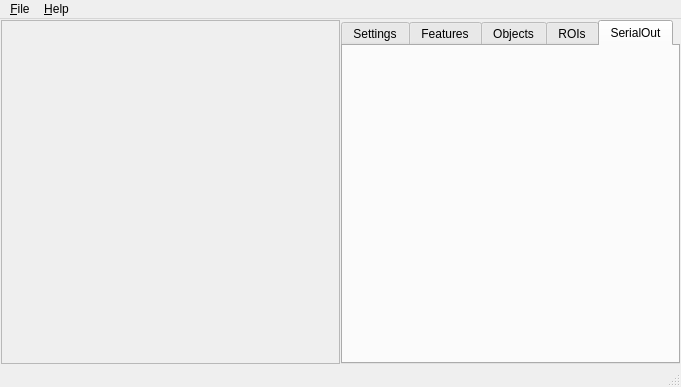
Before: the Qt Designer form ui/mainUi.ui in wonkoderverstaendige/Spotter, drawn with Qt 5.
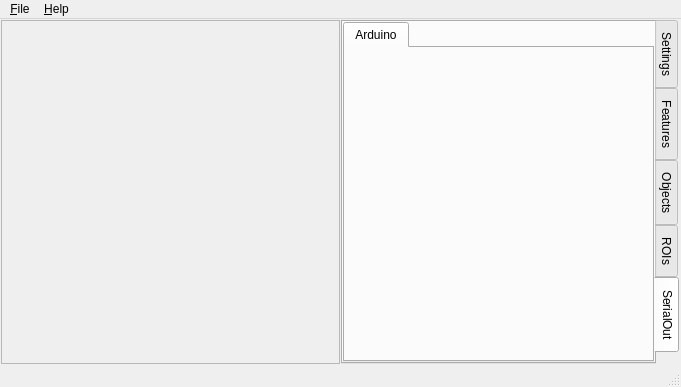
After: the same form once the commit is applied. The open tabs and pages were chosen to show the change. Icons and pictures are not drawn.

What changed in the file:
```diff
--- a/ui/mainUi.ui
+++ b/ui/mainUi.ui
@@ -80,6 +80,9 @@
           <height>300</height>
          </size>
         </property>
+        <property name="tabPosition">
+         <enum>QTabWidget::East</enum>
+        </property>
         <property name="currentIndex">
          <number>0</number>
         </property>
@@ -267,6 +270,21 @@
          <attribute name="title">
           <string>SerialOut</string>
          </attribute>
+         <layout class="QVBoxLayout" name="verticalLayout_4">
+          <property name="margin">
+           <number>0</number>
+          </property>
+          <item>
+           <widget class="QTabWidget" name="tab_serial_2">
+            <widget class="QWidget" name="tab_serial_arduino">
+             <attribute name="title">
+              <string>Arduino</string>
+             </attribute>
+             <layout class="QGridLayout" name="gridLayout_3"/>
+            </widget>
+           </widget>
+          </item>
+         </layout>
         </widget>
        </widget>
       </item>
```
Left out of the diff: 6 changed lines with no effect on the pictures.
